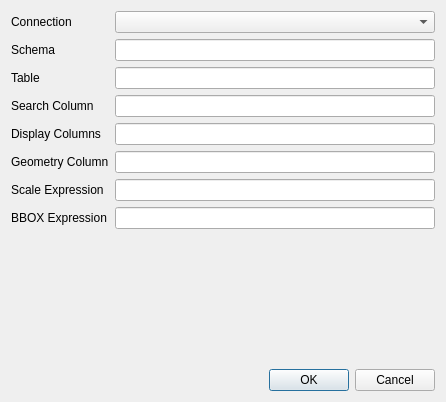
The window that PostGIS_Search/config_dialog.ui (lutraconsulting/qgis-discovery-plugin) describes before a commit, drawn with Qt 5.
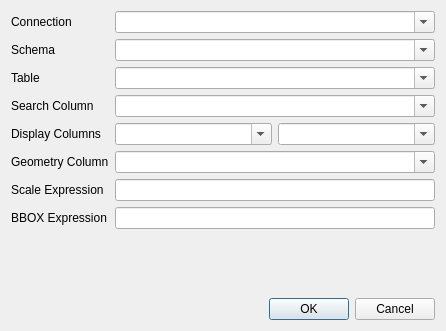
The same window after the commit.

Diff of the .ui file:
```diff
--- a/PostGIS_Search/config_dialog.ui
+++ b/PostGIS_Search/config_dialog.ui
@@ -7,7 +7,7 @@
     <x>0</x>
     <y>0</y>
     <width>446</width>
-    <height>402</height>
+    <height>331</height>
    </rect>
   </property>
   <property name="windowTitle">
@@ -24,7 +24,20 @@
       </widget>
      </item>
      <item row="0" column="1">
-      <widget class="QComboBox" name="cboConnection"/>
+      <widget class="QComboBox" name="cboConnection">
+       <property name="sizePolicy">
+        <sizepolicy hsizetype="Expanding" vsizetype="Fixed">
+         <horstretch>0</horstretch>
+         <verstretch>0</verstretch>
+        </sizepolicy>
+       </property>
+       <property name="editable">
+        <bool>true</bool>
+       </property>
+       <property name="insertPolicy">
+        <enum>QComboBox::NoInsert</enum>
+       </property>
+      </widget>
      </item>
      <item row="1" column="0">
       <widget class="QLabel" name="label_2">
@@ -34,7 +47,20 @@
       </widget>
      </item>
      <item row="1" column="1">
-      <widget class="QLineEdit" name="editSchema"/>
+      <widget class="QComboBox" name="cboSchema">
+       <property name="sizePolicy">
+        <sizepolicy hsizetype="Expanding" vsizetype="Fixed">
+         <horstretch>0</horstretch>
+         <verstretch>0</verstretch>
+        </sizepolicy>
+       </property>
+       <property name="editable">
+        <bool>true</bool>
+       </property>
+       <property name="insertPolicy">
+        <enum>QComboBox::NoInsert</enum>
+       </property>
+      </widget>
      </item>
      <item row="2" column="0">
       <widget class="QLabel" name="label_3">
@@ -44,7 +70,20 @@
       </widget>
      </item>
      <item row="2" column="1">
-      <widget class="QLineEdit" name="editTable"/>
+      <widget class="QComboBox" name="cboTable">
+       <property name="sizePolicy">
+        <sizepolicy hsizetype="Expanding" vsizetype="Fixed">
+         <horstretch>0</horstretch>
+         <verstretch>0</verstretch>
+        </sizepolicy>
+       </property>
+       <property name="editable">
+        <bool>true</bool>
+       </property>
+       <property name="insertPolicy">
+        <enum>QComboBox::NoInsert</enum>
+       </property>
+      </widget>
      </item>
      <item row="3" column="0">
       <widget class="QLabel" name="label_6">
@@ -54,7 +93,20 @@
       </widget>
      </item>
      <item row="3" column="1">
-      <widget class="QLineEdit" name="editSearchColumn"/>
+      <widget class="QComboBox" name="cboSearchColumn">
+       <property name="sizePolicy">
+        <sizepolicy hsizetype="Expanding" vsizetype="Fixed">
+         <horstretch>0</horstretch>
+         <verstretch>0</verstretch>
+        </sizepolicy>
+       </property>
+       <property name="editable">
+        <bool>true</bool>
+       </property>
+       <property name="insertPolicy">
+        <enum>QComboBox::NoInsert</enum>
+       </property>
+      </widget>
      </item>
      <item row="4" column="0">
       <widget class="QLabel" name="label_4">
@@ -64,7 +116,40 @@
       </widget>
      </item>
      <item row="4" column="1">
-      <widget class="QLineEdit" name="editDisplayColumns"/>
+      <layout class="QHBoxLayout" name="horizontalLayout">
+       <item>
+        <widget class="QComboBox" name="cboDisplayColumn1">
+         <property name="sizePolicy">
+          <sizepolicy hsizetype="Expanding" vsizetype="Fixed">
+           <horstretch>0</horstretch>
+           <verstretch>0</verstretch>
+          </sizepolicy>
+         </property>
+         <property name="editable">
+          <bool>true</bool>
+         </property>
+         <property name="insertPolicy">
+          <enum>QComboBox::NoInsert</enum>
+         </property>
+        </widget>
+       </item>
+       <item>
+        <widget class="QComboBox" name="cboDisplayColumn2">
+         <property name="sizePolicy">
+          <sizepolicy hsizetype="Expanding" vsizetype="Fixed">
+           <horstretch>0</horstretch>
+           <verstretch>0</verstretch>
+          </sizepolicy>
+         </property>
+         <property name="editable">
+          <bool>true</bool>
+         </property>
+         <property name="insertPolicy">
+          <enum>QComboBox::NoInsert</enum>
+         </property>
+        </widget>
+       </item>
+      </layout>
      </item>
      <item row="5" column="0">
       <widget class="QLabel" name="label_5">
@@ -74,7 +159,20 @@
       </widget>
      </item>
      <item row="5" column="1">
-      <widget class="QLineEdit" name="editGeomColumn"/>
+      <widget class="QComboBox" name="cboGeomColumn">
+       <property name="sizePolicy">
+        <sizepolicy hsizetype="Expanding" vsizetype="Fixed">
+         <horstretch>0</horstretch>
+         <verstretch>0</verstretch>
+        </sizepolicy>
+       </property>
+       <property name="editable">
+        <bool>true</bool>
+       </property>
+       <property name="insertPolicy">
+        <enum>QComboBox::NoInsert</enum>
+       </property>
+      </widget>
      </item>
      <item row="6" column="0">
       <widget class="QLabel" name="label_7">
```
Left out of the diff: 22 changed lines with no effect on the pictures.
